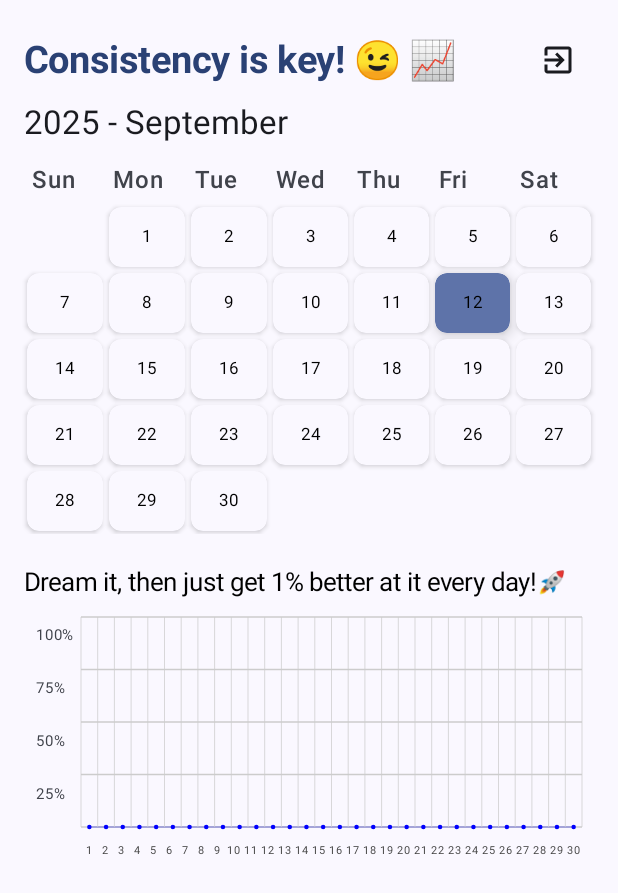
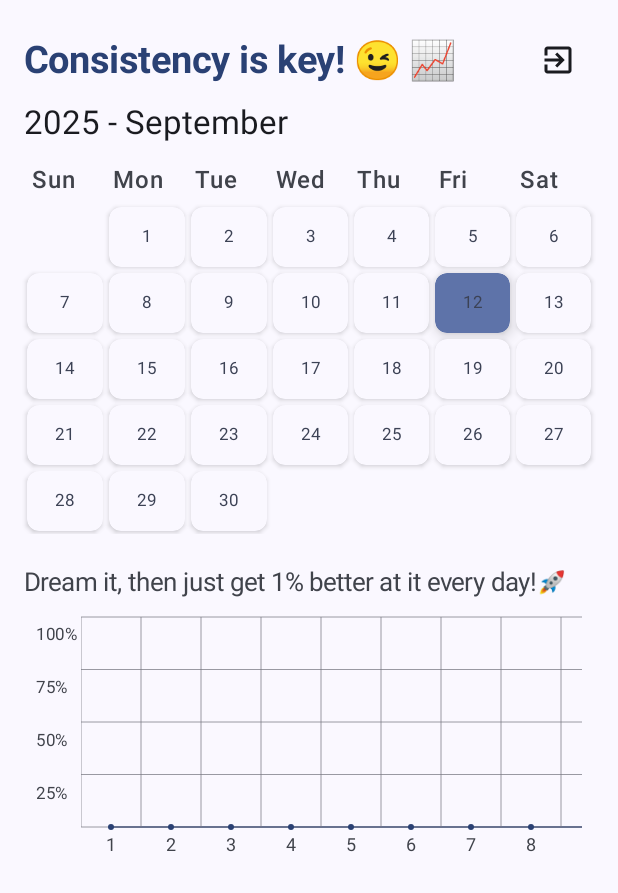
Before and after one commit to editahenriquez/timynice, an Android app built with Jetpack Compose: the screen it shows after launch (MainActivity), on a phone screen of 412 x 824 dp. Shown: the top 893 px of the screen. Run offline under Robolectric (Android 15) with nearby library versions, the phone set to English and light mode, and no system bars; our stand-ins replace Room's generated code.

Commit message:
ui updated

```diff
--- a/app/src/main/java/com/example/timynice/CalendarScreen.kt
+++ b/app/src/main/java/com/example/timynice/CalendarScreen.kt
@@ -2,9 +2,11 @@ package com.example.timynice
 import androidx.compose.foundation.Canvas
 import androidx.compose.foundation.background
 import androidx.compose.foundation.clickable
+import androidx.compose.foundation.horizontalScroll
 import androidx.compose.foundation.layout.*
 import androidx.compose.foundation.lazy.grid.GridCells
 import androidx.compose.foundation.lazy.grid.LazyVerticalGrid
+import androidx.compose.foundation.rememberScrollState
 import androidx.compose.material3.*
 import androidx.compose.runtime.Composable
 import androidx.compose.runtime.collectAsState
@@ -12,7 +14,6 @@ import androidx.compose.runtime.getValue
 import androidx.compose.ui.Alignment
 import androidx.compose.ui.Modifier
 import androidx.compose.ui.geometry.Offset
-import androidx.compose.ui.graphics.Color
 import androidx.compose.ui.platform.LocalDensity
 import androidx.compose.ui.text.font.FontWeight
 import androidx.compose.ui.unit.dp
@@ -33,14 +34,6 @@ fun CalendarScreen(
     val calendarState by calendarViewModel.calendarState.collectAsState()
 
     Column(modifier = Modifier.padding(16.dp)) {
-        /*Text(
-            text = "Consistency is key! 😉 📈",
-            style = MaterialTheme.typography.headlineLarge.copy(fontWeight = FontWeight.Bold),
-            color = MaterialTheme.colorScheme.primary,
-            fontSize = 25.sp, // modify1: smaller, softer
-            modifier = Modifier.padding(bottom = 8.dp)
-        )*/
-
         // Top row with title and close button
         Row(
             modifier = Modifier.fillMaxWidth(),
@@ -52,10 +45,10 @@ fun CalendarScreen(
                 style = MaterialTheme.typography.headlineLarge.copy(fontWeight = FontWeight.Bold),
                 color = MaterialTheme.colorScheme.primary,
                 fontSize = 25.sp,
-                modifier = Modifier.weight(1f) // Takes available space
+                modifier = Modifier.weight(1f)
             )
             IconButton(
-                onClick = { exitProcess(0) }, // Closes the app
+                onClick = { exitProcess(0) },
                 modifier = Modifier.size(48.dp)
             ) {
                 Icon(
@@ -115,6 +108,13 @@ fun CalendarScreen(
                 val accomplish = calendarState.dayAccomplishments[dayStr] ?: 0f
                 val isToday = dayStr == LocalDate.now().toString()
                 val displayText = if (accomplish > 0f) "$day(${accomplish.toInt()}%)" else "$day"
+
+                val dayTextColor = when {
+                    accomplish >= 100f -> MaterialTheme.colorScheme.primary
+                    accomplish >= 0f -> MaterialTheme.colorScheme.secondary
+                    else -> MaterialTheme.colorScheme.onSurfaceVariant
+                }
+
                 Box(
                     modifier = Modifier
                         .size(44.dp)
@@ -131,7 +131,7 @@ fun CalendarScreen(
                         text = displayText,
                         fontSize = 11.sp, //10
                         fontWeight = FontWeight.Normal,
-                        color = if (accomplish > 0f) Color.Blue else Color.Black,
+                        color = dayTextColor//MaterialTheme.colorScheme.onSurfaceVariant,//if (accomplish > 0f) Color.Blue else Color.Black,
                     )
                 }
             }
@@ -145,7 +145,7 @@ fun CalendarScreen(
                 style = MaterialTheme.typography.titleLarge,
                 fontSize = 17.sp,
                 //fontWeight = FontWeight.SemiBold,
-                color = Color.Black//SoftBlue,
+                color = MaterialTheme.colorScheme.onSurfaceVariant,
             )
         }
         Spacer(modifier = Modifier.height(1.dp))
@@ -165,108 +165,124 @@ fun AccomplishmentChartLine(
         val dayStr = String.format("%04d-%02d-%02d", yearMonth.year, yearMonth.monthValue, day)
         dayAccomplishments[dayStr] ?: 0f
     }
-    val maxHeight = 140.dp // Increased height for y-axis labels
-    val yAxisSteps = listOf(100f, 75f, 50f, 25f, 0f) // Y-axis values
+
+    val maxHeight = 140.dp
+    val yAxisSteps = listOf(100f, 75f, 50f, 25f, 0f)
+    val dayBoxWidth = 40.dp
+    val chartWidth = dayBoxWidth * daysInMonth
+
+    val lineColor = MaterialTheme.colorScheme.primary
+    val dotColor = MaterialTheme.colorScheme.primary
+    val gridColor = MaterialTheme.colorScheme.outlineVariant
+    val yAxisTextColor = MaterialTheme.colorScheme.onSurfaceVariant
+    val xAxisTextColor = MaterialTheme.colorScheme.onSurfaceVariant
+
+    val scrollState = rememberScrollState()
+
+    Row(
+        modifier = Modifier
+            .fillMaxWidth()
+            .padding(horizontal = 8.dp)
+    ) {
+        // ✅ Fixed Y-axis labels
         Column(
             modifier = Modifier
-            .fillMaxWidth()
-            .padding(horizontal = 8.dp),
-        horizontalAlignment = Alignment.Start
+                .width(30.dp)
+                .height(maxHeight),
+            verticalArrangement = Arrangement.SpaceBetween
         ) {
-        Box(modifier = Modifier
-            .fillMaxWidth()
-            .height(maxHeight)) {
+            yAxisSteps.forEach {
+                Text(
+                    text = "${it.toInt()}%",
+                    fontSize = 11.sp,
+                    color = yAxisTextColor,
+                    modifier = Modifier.height(maxHeight / (yAxisSteps.size - 1))
+                )
+            }
+        }
+
+        // ✅ Scrollable chart + X-axis labels
+        Column(
+            modifier = Modifier
+                .horizontalScroll(scrollState)
+        ) {
+            // 📈 Chart area
+            Box(
+                modifier = Modifier
+                    .width(chartWidth)
+                    .height(maxHeight)
+            ) {
                 val chartHeightPx = with(LocalDensity.current) { maxHeight.toPx() }
-            Canvas(modifier = Modifier
-                .fillMaxSize()
-                .padding(start = 30.dp)) { // Leave space for y-axis labels
-                //val widthPerDay = (size.width - 30.dp.toPx()) / daysInMonth
+
+                Canvas(modifier = Modifier.fillMaxSize()) {
                     val widthPerDay = size.width / daysInMonth
 
+                    // Lines between points
                     for (i in 0 until dataPoints.size - 1) {
                         val startX = i * widthPerDay + widthPerDay / 2f
                         val startY = chartHeightPx * (1f - dataPoints[i] / 100f)
                         val endX = (i + 1) * widthPerDay + widthPerDay / 2f
                         val endY = chartHeightPx * (1f - dataPoints[i + 1] / 100f)
                         drawLine(
-                        color = Color.Blue,
+                            color = lineColor,
                             start = Offset(startX, startY),
                             end = Offset(endX, endY),
                             strokeWidth = 1.1.dp.toPx()
                         )
                     }
 
-
-                // Draw horizontal grid lines and Y-axis values
+                    // Horizontal grid lines
                     yAxisSteps.forEach { yValue ->
                         val yPos = chartHeightPx * (1f - yValue / 100f)
                         drawLine(
-                        color = Color.LightGray,
+                            color = gridColor,
                             start = Offset(0f, yPos),
                             end = Offset(size.width, yPos),
-                        strokeWidth = 1.dp.toPx()
+                            strokeWidth = 0.5.dp.toPx()
                         )
                     }
 
-                // Draw vertical grid lines (cuadrícula)
+                    // Vertical grid lines
                     for (i in 0..daysInMonth) {
                         val x = i * widthPerDay
                         drawLine(
-                        color = Color.LightGray,
+                            color = gridColor,
                             start = Offset(x, 0f),
                             end = Offset(x, size.height),
-                        strokeWidth = 0.5.dp.toPx() // lighter vertical line
+                            strokeWidth = 0.5.dp.toPx()
                         )
                     }
 
-                // Add circle markers on top of line segments
+                    // Dots
                     dataPoints.forEachIndexed { index, value ->
                         val x = index * widthPerDay + widthPerDay / 2f
                         val y = chartHeightPx * (1f - value / 100f)
                         drawCircle(
-                        color = Color.Blue,
-                        radius = 1.5.dp.toPx(),
-                        center = Offset(x, y),
-                    )
-                }
-            }
-            // Y-axis percentage labels
-            Column(
-                modifier = Modifier
-                    .fillMaxHeight()
-                    .padding(start = 0.dp),
-                verticalArrangement = Arrangement.SpaceBetween
-            ) {
-                yAxisSteps.forEach { yValue ->
-                    Text(
-                        text = "${yValue.toInt()}%",
-                        fontSize = 10.sp,
-                        modifier = Modifier.height(maxHeight / (yAxisSteps.size - 1)),
-                        color = MaterialTheme.colorScheme.onSurfaceVariant
+                            color = dotColor,
+                            radius = 2.dp.toPx(),
+                            center = Offset(x, y)
                         )
                     }
                 }
             }
-        Spacer(modifier = Modifier.height(4.dp))
-        // X-axis day labels
+
+            // 📅 X-Axis day labels
             Row(
                 modifier = Modifier
-                .fillMaxWidth()
-                .padding(start = 30.dp), // aligns with canvas left margin
+                    .width(chartWidth),
                 horizontalArrangement = Arrangement.Start
             ) {
-            val labelWidth = (1f / daysInMonth)
                 for (day in 1..daysInMonth) {
                     Box(
                         modifier = Modifier
-                        .weight(1f)
-                        .padding(horizontal = 0.dp),
+                            .width(dayBoxWidth)
+                            .padding(horizontal = 2.dp),
                         contentAlignment = Alignment.Center
                     ) {
                         Text(
                             text = day.toString(),
-                        fontSize = 7.2.sp,
-                        color = Color.DarkGray,
+                            fontSize = 12.sp,
+                            color = xAxisTextColor,
                             maxLines = 1
                         )
                     }
@@ -274,3 +290,4 @@ fun AccomplishmentChartLine(
             }
         }
     }
+}
--- a/app/src/main/java/com/example/timynice/CalendarViewModel.kt
+++ b/app/src/main/java/com/example/timynice/CalendarViewModel.kt
@@ -1,5 +1,4 @@
 package com.example.timynice
-
 
 import androidx.lifecycle.ViewModel
 import androidx.lifecycle.viewModelScope
--- a/app/src/main/java/com/example/timynice/DateViewModel.kt
+++ b/app/src/main/java/com/example/timynice/DateViewModel.kt
@@ -121,6 +121,7 @@ class DateViewModel(private val database: AppDatabase, val date: String) : ViewM
         viewModelScope.launch {
             database.activityDao().deleteActivity(activity)
             //_activities.value = _activities.value.filter { it.id != activity.id }
+            _activities.value = database.activityDao().getActivitiesForDay(date)
             updateAccomplishment()
         }
     }
--- a/app/src/main/java/com/example/timynice/room/ActivityDao.kt
+++ b/app/src/main/java/com/example/timynice/room/ActivityDao.kt
@@ -14,7 +14,7 @@ interface ActivityDao {
     suspend fun insertActivity(activity: ActivityEntity)
 
     // Get activities for a specific day, ordered by start time
-    @Query("SELECT * FROM activities WHERE dayId = :dayId ORDER BY start")
+    @Query("SELECT * FROM activities WHERE dayId = :dayId ORDER BY name asc")//ORDER BY start asc
     suspend fun getActivitiesForDay(dayId: String): List<ActivityEntity>
 
     // Delete an activity
@@ -30,8 +30,8 @@ interface ActivityDao {
     SELECT * FROM activities
     WHERE strftime('%w', dayId) = :weekday
     AND dayId < :currentDate
-    ORDER BY dayId DESC
+    order by name asc
     """)
     suspend fun getRecentActivitiesByWeekday(currentDate: String, weekday: String): List<ActivityEntity>
-
+    //ORDER BY start asc
 }
```
Also changed, not shown: app/src/main/java/com/example/timynice/DateScreen.kt (+33 -44 lines), app/src/main/java/com/example/timynice/MainActivity.kt (line endings or trailing spaces), 3 other files. Lines whose indentation alone changed are shown as unchanged.
